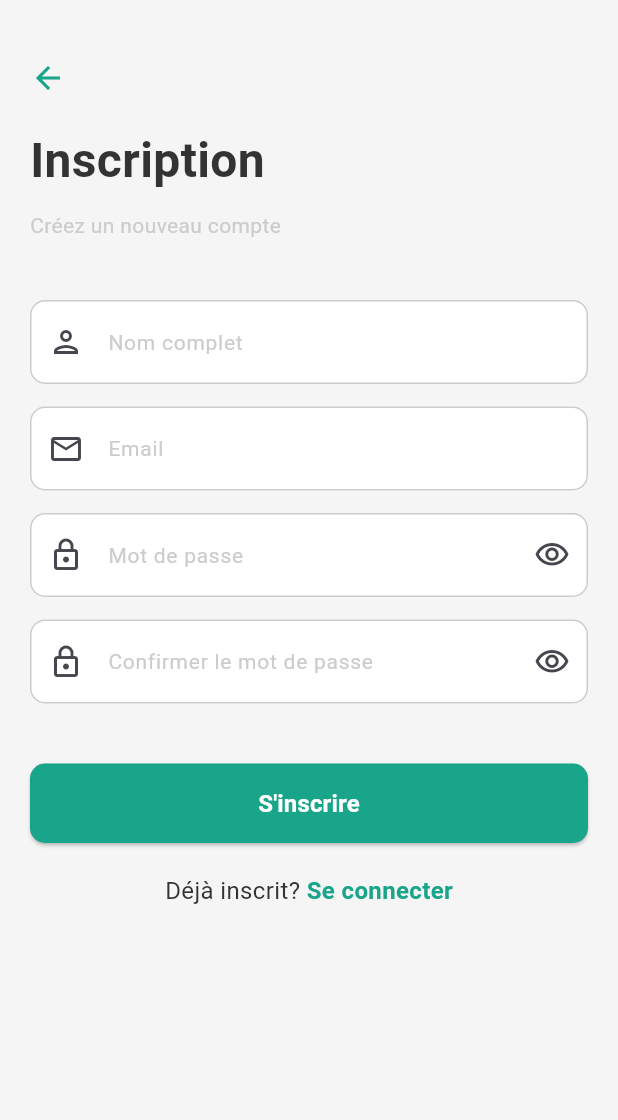
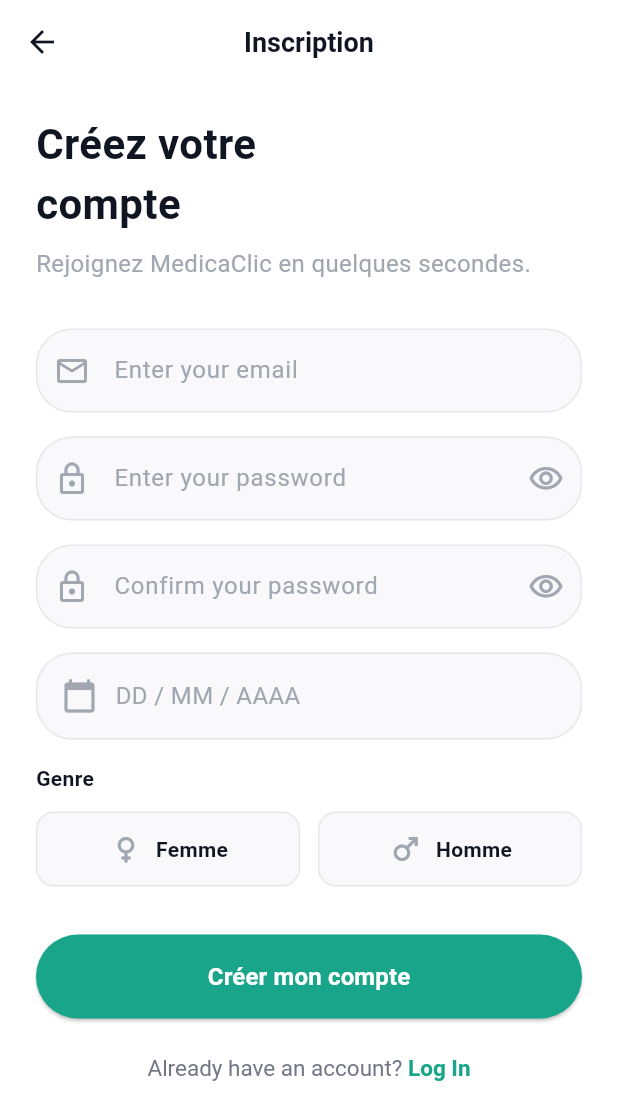
Before and after one commit to pfemoonbou-netizen/medicaclic, a Flutter app: the SignupScreen screen opened by its route, on a phone screen of 412 x 824 dp. Shown: the top 1120 px of the screen. Run offline on Flutter 3.47's test engine with Material 3 defaults, Android fonts, the phone set to English and light mode, and no system bars; our stand-ins replace go_router; accounts and stored records are empty.

Commit message:
Complete auth flow restructuring with user type selection
- Redesign signup screen to match Lincoo style with email, password, birth date, and gender fields
- Add date picker for birth date selection (DD/MM/AAAA format)
- Add gender selection buttons (Femme/Homme) with visual feedback
- Create user-type-selection screen with Buyer, Seller, and Content Creator options
- Update signup flow to redirect to user type selection after account creation
- Extend AuthProvider.signup() to accept birthDate and gender parameters
- Add /user-type-selection route to GoRouter navigation
- Update field decoration helper with rounded borders and consistent styling

The new flow: Email → Password → Birth Date → Gender Selection → Create Account → Select User Type → Home

Co-Authored-By: Claude Haiku 4.5 <noreply@anthropic.com>
Claude-Session: https://claude.ai/code/session_01Qugv98F72eF1ZMSTqq2YCm

```diff
--- a/lib/main.dart
+++ b/lib/main.dart
@@ -9,6 +9,7 @@ import 'providers/cart_provider.dart';
 import 'screens/auth/splash_screen.dart';
 import 'screens/auth/login_screen.dart';
 import 'screens/auth/signup_screen.dart';
+import 'screens/auth/user_type_selection_screen.dart';
 import 'screens/home/home_screen.dart';
 import 'screens/pharmacy/pharmacy_screen.dart';
 import 'screens/pharmacy/cart_screen.dart';
@@ -32,6 +33,10 @@ final GoRouter _router = GoRouter(
     GoRoute(
       path: '/signup',
       builder: (context, state) => const SignupScreen(),
+    ),
+    GoRoute(
+      path: '/user-type-selection',
+      builder: (context, state) => const UserTypeSelectionScreen(),
     ),
     GoRoute(
       path: '/home',
--- a/lib/screens/auth/signup_screen.dart
+++ b/lib/screens/auth/signup_screen.dart
@@ -1,212 +1,312 @@
+import 'package:flutter/gestures.dart';
 import 'package:flutter/material.dart';
 import 'package:go_router/go_router.dart';
 import 'package:provider/provider.dart';
 import '../../providers/auth_provider.dart';
 import '../../utils/app_colors.dart';
-import '../../utils/text_styles.dart';
 
 class SignupScreen extends StatefulWidget {
   const SignupScreen({Key? key}) : super(key: key);
-
   @override
   State<SignupScreen> createState() => _SignupScreenState();
 }
 
 class _SignupScreenState extends State<SignupScreen> {
-  late TextEditingController _nameController;
-  late TextEditingController _emailController;
-  late TextEditingController _passwordController;
-  late TextEditingController _confirmPasswordController;
+  final _email = TextEditingController();
+  final _password = TextEditingController();
+  final _confirmPassword = TextEditingController();
   bool _obscurePassword = true;
-  bool _obscureConfirmPassword = true;
-
-  @override
-  void initState() {
-    super.initState();
-    _nameController = TextEditingController();
-    _emailController = TextEditingController();
-    _passwordController = TextEditingController();
-    _confirmPasswordController = TextEditingController();
-  }
+  bool _obscureConfirm = true;
+  DateTime? _birthDate;
+  String? _gender;
 
   @override
   void dispose() {
-    _nameController.dispose();
-    _emailController.dispose();
-    _passwordController.dispose();
-    _confirmPasswordController.dispose();
+    _email.dispose();
+    _password.dispose();
+    _confirmPassword.dispose();
     super.dispose();
+  }
+
+  InputDecoration _fieldDecoration(String hint, IconData icon, {Widget? suffixIcon}) {
+    return InputDecoration(
+      hintText: hint,
+      hintStyle: const TextStyle(color: Color(0xFFA0A7B0), fontSize: 16),
+      prefixIcon: Icon(icon, color: const Color(0xFFA0A7B0)),
+      suffixIcon: suffixIcon,
+      filled: true,
+      fillColor: const Color(0xFFF9F9FB),
+      contentPadding: const EdgeInsets.symmetric(vertical: 16, horizontal: 16),
+      border: OutlineInputBorder(
+        borderRadius: BorderRadius.circular(24),
+        borderSide: const BorderSide(color: Color(0xFFE5E7EB)),
+      ),
+      enabledBorder: OutlineInputBorder(
+        borderRadius: BorderRadius.circular(24),
+        borderSide: const BorderSide(color: Color(0xFFE5E7EB)),
+      ),
+      focusedBorder: OutlineInputBorder(
+        borderRadius: BorderRadius.circular(24),
+        borderSide: const BorderSide(color: AppColors.primary, width: 2),
+      ),
+    );
+  }
+
+  Future<void> _selectDate() async {
+    final picked = await showDatePicker(
+      context: context,
+      initialDate: DateTime(2000),
+      firstDate: DateTime(1950),
+      lastDate: DateTime.now(),
+    );
+    if (picked != null) setState(() => _birthDate = picked);
+  }
+
+  void _signup() async {
+    if (_email.text.isEmpty) {
+      ScaffoldMessenger.of(context).showSnackBar(const SnackBar(content: Text('Email required')));
+      return;
+    }
+    if (_password.text.isEmpty || _password.text.length < 8) {
+      ScaffoldMessenger.of(context).showSnackBar(const SnackBar(content: Text('Password must be at least 8 characters')));
+      return;
+    }
+    if (_password.text != _confirmPassword.text) {
+      ScaffoldMessenger.of(context).showSnackBar(const SnackBar(content: Text('Passwords do not match')));
+      return;
+    }
+    if (_birthDate == null) {
+      ScaffoldMessenger.of(context).showSnackBar(const SnackBar(content: Text('Birth date required')));
+      return;
+    }
+    if (_gender == null) {
+      ScaffoldMessenger.of(context).showSnackBar(const SnackBar(content: Text('Gender required')));
+      return;
+    }
+
+    final auth = context.read<AuthProvider>();
+    final success = await auth.signup(
+      _email.text,
+      _email.text,
+      _password.text,
+      birthDate: _birthDate!,
+      gender: _gender!,
+    );
+
+    if (success && mounted) {
+      context.go('/user-type-selection');
+    }
   }
 
   @override
   Widget build(BuildContext context) {
     return Scaffold(
+      backgroundColor: Colors.white,
+      appBar: AppBar(
+        backgroundColor: Colors.white,
+        elevation: 0,
+        leading: IconButton(
+          icon: const Icon(Icons.arrow_back, color: Color(0xFF101522)),
+          onPressed: () => context.pop(),
+        ),
+        title: const Text(
+          'Inscription',
+          style: TextStyle(color: Color(0xFF101522), fontSize: 18, fontWeight: FontWeight.bold),
+        ),
+        centerTitle: true,
+      ),
       body: SafeArea(
         child: SingleChildScrollView(
-          padding: const EdgeInsets.all(20),
+          padding: const EdgeInsets.symmetric(horizontal: 24, vertical: 20),
           child: Column(
-            crossAxisAlignment: CrossAxisAlignment.start,
+            crossAxisAlignment: CrossAxisAlignment.stretch,
             children: [
-              const SizedBox(height: 20),
-              // Back Button
-              GestureDetector(
-                onTap: () => context.go('/login'),
-                child: const Icon(Icons.arrow_back, color: AppColors.primary),
+              const Text(
+                'Créez votre\ncompte',
+                style: TextStyle(fontSize: 28, fontWeight: FontWeight.bold, color: Color(0xFF101522)),
               ),
-              const SizedBox(height: 20),
-              Text(
-                'Inscription',
-                style: AppTextStyles.heading1,
+              const SizedBox(height: 8),
+              const Text(
+                'Rejoignez MedicaClic en quelques secondes.',
+                style: TextStyle(color: Color(0xFFA0A7B0), fontSize: 16),
               ),
-              const SizedBox(height: 10),
-              Text(
-                'Créez un nouveau compte',
-                style: AppTextStyles.bodySmall,
+              const SizedBox(height: 32),
+              TextField(
+                controller: _email,
+                keyboardType: TextInputType.emailAddress,
+                decoration: _fieldDecoration('Enter your email', Icons.mail_outline),
               ),
-              const SizedBox(height: 40),
-              // Name Field
+              const SizedBox(height: 16),
               TextField(
-                controller: _nameController,
-                decoration: InputDecoration(
-                  hintText: 'Nom complet',
-                  hintStyle: AppTextStyles.bodySmall,
-                  prefixIcon: const Icon(Icons.person_outlined),
+                controller: _password,
+                obscureText: _obscurePassword,
+                decoration: _fieldDecoration(
+                  'Enter your password',
+                  Icons.lock_outline,
+                  suffixIcon: IconButton(
+                    icon: Icon(
+                      _obscurePassword ? Icons.visibility_outlined : Icons.visibility_off_outlined,
+                      color: const Color(0xFFA0A7B0),
+                    ),
+                    onPressed: () => setState(() => _obscurePassword = !_obscurePassword),
                   ),
                 ),
-              const SizedBox(height: 15),
-              // Email Field
+              ),
+              const SizedBox(height: 16),
               TextField(
-                controller: _emailController,
-                decoration: InputDecoration(
-                  hintText: 'Email',
-                  hintStyle: AppTextStyles.bodySmall,
-                  prefixIcon: const Icon(Icons.email_outlined),
-                ),
-                keyboardType: TextInputType.emailAddress,
-              ),
-              const SizedBox(height: 15),
-              // Password Field
-              TextField(
-                controller: _passwordController,
-                decoration: InputDecoration(
-                  hintText: 'Mot de passe',
-                  hintStyle: AppTextStyles.bodySmall,
-                  prefixIcon: const Icon(Icons.lock_outlined),
+                controller: _confirmPassword,
+                obscureText: _obscureConfirm,
+                decoration: _fieldDecoration(
+                  'Confirm your password',
+                  Icons.lock_outline,
                   suffixIcon: IconButton(
                     icon: Icon(
-                      _obscurePassword
-                          ? Icons.visibility_outlined
-                          : Icons.visibility_off_outlined,
+                      _obscureConfirm ? Icons.visibility_outlined : Icons.visibility_off_outlined,
+                      color: const Color(0xFFA0A7B0),
                     ),
-                    onPressed: () {
-                      setState(() {
-                        _obscurePassword = !_obscurePassword;
-                      });
-                    },
+                    onPressed: () => setState(() => _obscureConfirm = !_obscureConfirm),
                   ),
                 ),
-                obscureText: _obscurePassword,
               ),
-              const SizedBox(height: 15),
-              // Confirm Password Field
-              TextField(
-                controller: _confirmPasswordController,
-                decoration: InputDecoration(
-                  hintText: 'Confirmer le mot de passe',
-                  hintStyle: AppTextStyles.bodySmall,
-                  prefixIcon: const Icon(Icons.lock_outlined),
-                  suffixIcon: IconButton(
-                    icon: Icon(
-                      _obscureConfirmPassword
-                          ? Icons.visibility_outlined
-                          : Icons.visibility_off_outlined,
+              const SizedBox(height: 16),
+              GestureDetector(
+                onTap: _selectDate,
+                child: Container(
+                  padding: const EdgeInsets.symmetric(horizontal: 16, vertical: 16),
+                  decoration: BoxDecoration(
+                    color: const Color(0xFFF9F9FB),
+                    borderRadius: BorderRadius.circular(24),
+                    border: Border.all(color: const Color(0xFFE5E7EB)),
                   ),
-                    onPressed: () {
-                      setState(() {
-                        _obscureConfirmPassword = !_obscureConfirmPassword;
-                      });
-                    },
+                  child: Row(
+                    children: [
+                      const Icon(Icons.calendar_today, color: Color(0xFFA0A7B0)),
+                      const SizedBox(width: 12),
+                      Expanded(
+                        child: Text(
+                          _birthDate == null
+                              ? 'DD / MM / AAAA'
+                              : '${_birthDate!.day.toString().padLeft(2, '0')} / ${_birthDate!.month.toString().padLeft(2, '0')} / ${_birthDate!.year}',
+                          style: TextStyle(
+                            color: _birthDate == null ? const Color(0xFFA0A7B0) : const Color(0xFF101522),
+                            fontSize: 16,
                           ),
                         ),
-                obscureText: _obscureConfirmPassword,
                       ),
-              const SizedBox(height: 40),
-              // Signup Button
+                    ],
+                  ),
+                ),
+              ),
+              const SizedBox(height: 16),
+              const Text(
+                'Genre',
+                style: TextStyle(color: Color(0xFF101522), fontSize: 14, fontWeight: FontWeight.w600),
+              ),
+              const SizedBox(height: 12),
+              Row(
+                children: [
+                  Expanded(
+                    child: GestureDetector(
+                      onTap: () => setState(() => _gender = 'Femme'),
+                      child: Container(
+                        padding: const EdgeInsets.symmetric(vertical: 12),
+                        decoration: BoxDecoration(
+                          color: _gender == 'Femme' ? AppColors.primary : const Color(0xFFF9F9FB),
+                          borderRadius: BorderRadius.circular(12),
+                          border: Border.all(
+                            color: _gender == 'Femme' ? AppColors.primary : const Color(0xFFE5E7EB),
+                          ),
+                        ),
+                        child: Row(
+                          mainAxisAlignment: MainAxisAlignment.center,
+                          children: [
+                            Icon(Icons.female, color: _gender == 'Femme' ? Colors.white : const Color(0xFFA0A7B0)),
+                            const SizedBox(width: 8),
+                            Text(
+                              'Femme',
+                              style: TextStyle(
+                                color: _gender == 'Femme' ? Colors.white : const Color(0xFF101522),
+                                fontWeight: FontWeight.w600,
+                              ),
+                            ),
+                          ],
+                        ),
+                      ),
+                    ),
+                  ),
+                  const SizedBox(width: 12),
+                  Expanded(
+                    child: GestureDetector(
+                      onTap: () => setState(() => _gender = 'Homme'),
+                      child: Container(
+                        padding: const EdgeInsets.symmetric(vertical: 12),
+                        decoration: BoxDecoration(
+                          color: _gender == 'Homme' ? AppColors.primary : const Color(0xFFF9F9FB),
+                          borderRadius: BorderRadius.circular(12),
+                          border: Border.all(
+                            color: _gender == 'Homme' ? AppColors.primary : const Color(0xFFE5E7EB),
+                          ),
+                        ),
+                        child: Row(
+                          mainAxisAlignment: MainAxisAlignment.center,
+                          children: [
+                            Icon(Icons.male, color: _gender == 'Homme' ? Colors.white : const Color(0xFFA0A7B0)),
+                            const SizedBox(width: 8),
+                            Text(
+                              'Homme',
+                              style: TextStyle(
+                                color: _gender == 'Homme' ? Colors.white : const Color(0xFF101522),
+                                fontWeight: FontWeight.w600,
+                              ),
+                            ),
+                          ],
+                        ),
+                      ),
+                    ),
+                  ),
+                ],
+              ),
+              const SizedBox(height: 32),
               Consumer<AuthProvider>(
-                builder: (context, authProvider, _) {
-                  return SizedBox(
+                builder: (context, auth, _) => SizedBox(
                   width: double.infinity,
+                  height: 56,
                   child: ElevatedButton(
-                      onPressed: authProvider.isLoading
-                          ? null
-                          : () async {
-                              if (_passwordController.text !=
-                                  _confirmPasswordController.text) {
-                                ScaffoldMessenger.of(context).showSnackBar(
-                                  const SnackBar(
-                                    content: Text(
-                                        'Les mots de passe ne correspondent pas'),
-                                  ),
-                                );
-                                return;
-                              }
-
-                              final success = await authProvider.signup(
-                                _nameController.text,
-                                _emailController.text,
-                                _passwordController.text,
-                              );
-
-                              if (success && mounted) {
-                                context.go('/home');
-                              }
-                            },
+                    onPressed: auth.isLoading ? null : _signup,
                     style: ElevatedButton.styleFrom(
                       backgroundColor: AppColors.primary,
-                        padding: const EdgeInsets.symmetric(vertical: 15),
-                        shape: RoundedRectangleBorder(
-                          borderRadius: BorderRadius.circular(10),
+                      shape: RoundedRectangleBorder(borderRadius: BorderRadius.circular(32)),
                     ),
-                      ),
-                      child: authProvider.isLoading
+                    child: auth.isLoading
                         ? const SizedBox(
                             height: 20,
                             width: 20,
                             child: CircularProgressIndicator(
                               strokeWidth: 2,
-                                valueColor: AlwaysStoppedAnimation<Color>(
-                                  AppColors.white,
-                                ),
+                              valueColor: AlwaysStoppedAnimation<Color>(Colors.white),
                             ),
                           )
-                          : Text(
-                              'S\'inscrire',
-                              style: AppTextStyles.buttonText,
-                            ),
-                    ),
-                  );
-                },
-              ),
-              const SizedBox(height: 20),
-              // Sign In Link
-              Row(
-                mainAxisAlignment: MainAxisAlignment.center,
-                children: [
-                  Text(
-                    'Déjà inscrit? ',
-                    style: AppTextStyles.body,
-                  ),
-                  GestureDetector(
-                    onTap: () => context.go('/login'),
-                    child: Text(
-                      'Se connecter',
-                      style: AppTextStyles.body.copyWith(
-                        color: AppColors.primary,
-                        fontWeight: FontWeight.bold,
+                        : const Text(
+                            'Créer mon compte',
+                            style: TextStyle(color: Colors.white, fontSize: 16, fontWeight: FontWeight.w600),
                           ),
                   ),
                 ),
+              ),
+              const SizedBox(height: 24),
+              RichText(
+                textAlign: TextAlign.center,
+                text: TextSpan(
+                  style: const TextStyle(color: Color(0xFF707684), fontSize: 15),
+                  children: [
+                    const TextSpan(text: 'Already have an account? '),
+                    TextSpan(
+                      text: 'Log In',
+                      style: const TextStyle(color: AppColors.primary, fontWeight: FontWeight.w600),
+                      recognizer: TapGestureRecognizer()..onTap = () => context.go('/login'),
+                    ),
                   ],
+                ),
               ),
             ],
           ),
```
Also changed, not shown: lib/providers/auth_provider.dart (+7 -1 lines), lib/screens/auth/user_type_selection_screen.dart (added, +144 -0 lines). Lines whose indentation alone changed are shown as unchanged.
